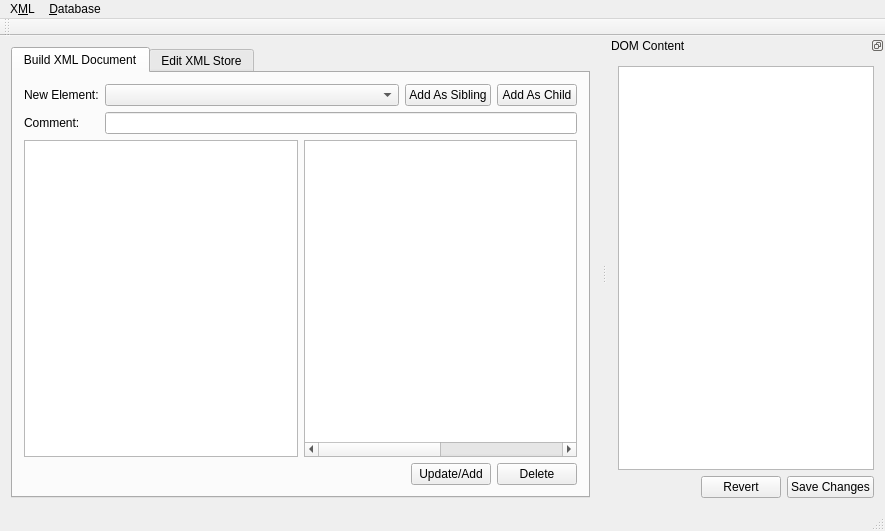
Above: GCXMLGenerator/gcmainwindow.ui from goblincoding/xmlmill before the change. Below: the same form after it.
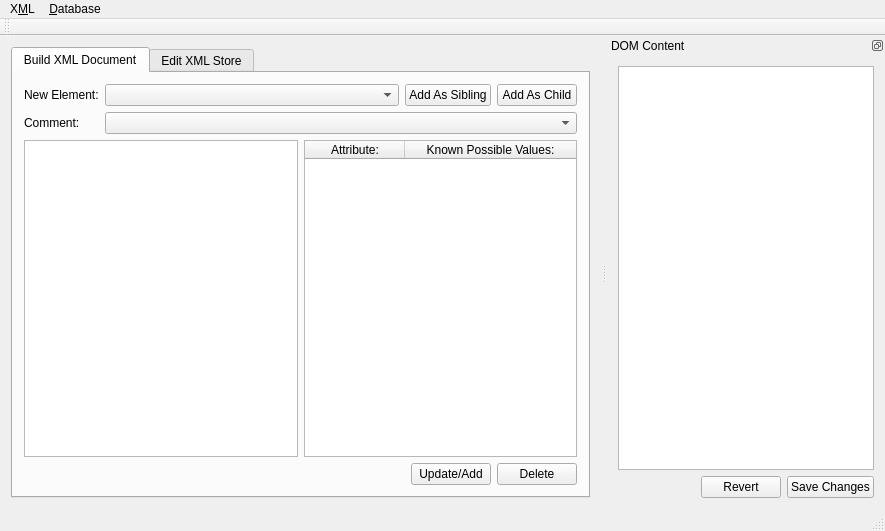
That is the form after the change. Icons and pictures are not drawn.

Commit message: Changed comment line edit to combo box.  Fixed table widget column count.

```diff
--- a/GCXMLGenerator/gcmainwindow.ui
+++ b/GCXMLGenerator/gcmainwindow.ui
@@ -38,7 +38,7 @@
             </property>
            </widget>
           </item>
-          <item row="0" column="1">
+          <item row="0" column="2">
            <widget class="QComboBox" name="newElementComboBox">
             <property name="sizePolicy">
              <sizepolicy hsizetype="Expanding" vsizetype="Fixed">
@@ -48,14 +48,14 @@
             </property>
            </widget>
           </item>
-          <item row="0" column="2">
+          <item row="0" column="3">
            <widget class="QPushButton" name="addAsSiblingButton">
             <property name="text">
              <string>Add As Sibling</string>
             </property>
            </widget>
           </item>
-          <item row="0" column="3">
+          <item row="0" column="4">
            <widget class="QPushButton" name="addAsChildButton">
             <property name="text">
              <string>Add As Child</string>
@@ -69,8 +69,8 @@
             </property>
            </widget>
           </item>
-          <item row="1" column="1" colspan="3">
-           <widget class="QLineEdit" name="commentLineEdit"/>
+          <item row="1" column="2" colspan="3">
+           <widget class="QComboBox" name="commentComboBox"/>
           </item>
          </layout>
         </item>
@@ -103,10 +103,10 @@
              <bool>true</bool>
             </property>
             <property name="columnCount">
-             <number>4</number>
+             <number>2</number>
             </property>
             <attribute name="horizontalHeaderVisible">
-             <bool>false</bool>
+             <bool>true</bool>
             </attribute>
             <attribute name="horizontalHeaderStretchLastSection">
              <bool>true</bool>
@@ -121,8 +121,6 @@
               <string>Known Possible Values:</string>
              </property>
             </column>
-            <column/>
-            <column/>
            </widget>
           </item>
          </layout>
```
